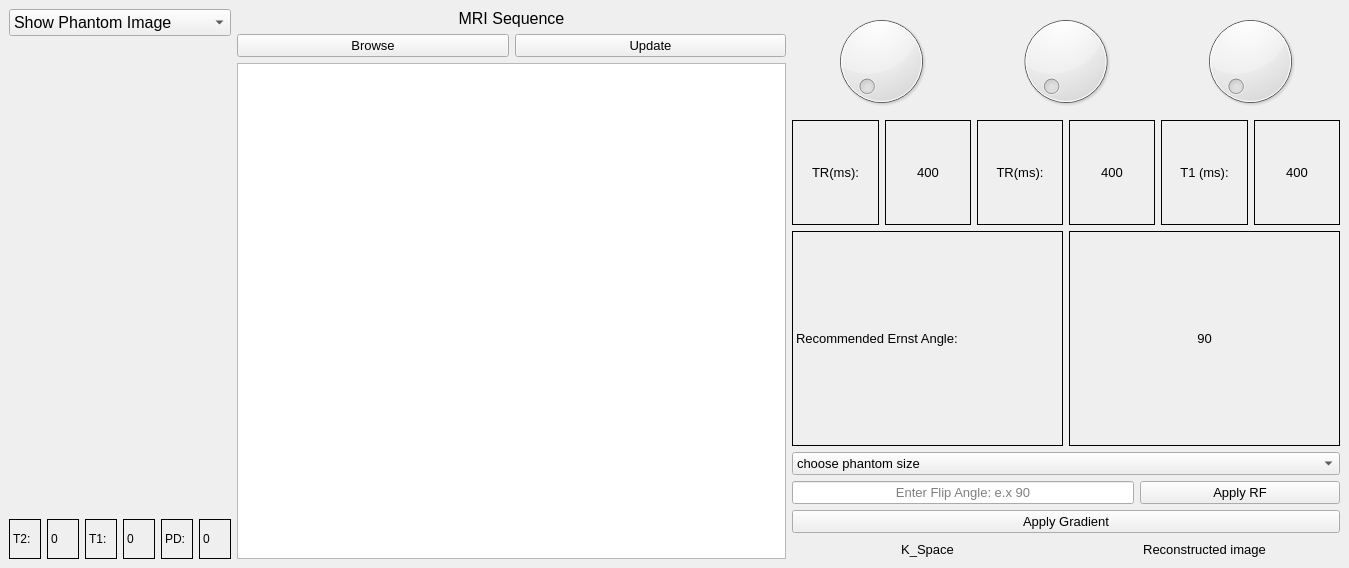
This is mainWindow.ui in Abdelrahmanhassan1/MRI_Simulator_Python as Qt 5 draws it before an edit. The edited form follows.
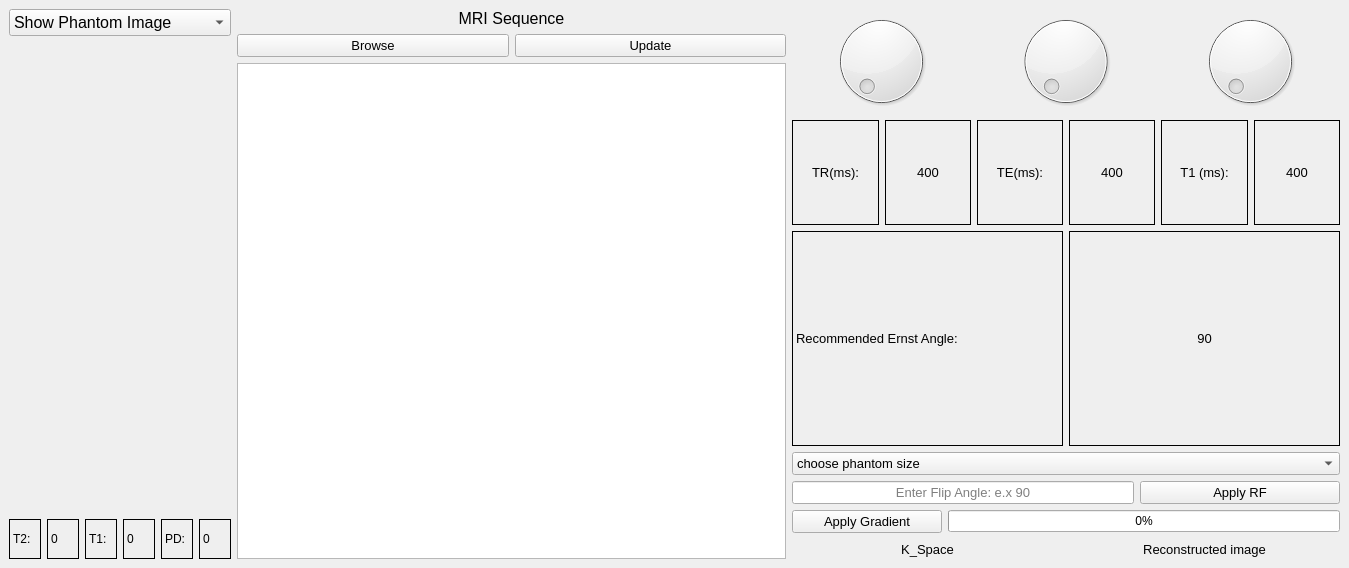
This is the edited form. Custom widgets are drawn as their Qt base class.

```diff
--- a/mainWindow.ui
+++ b/mainWindow.ui
@@ -188,8 +188,6 @@
        </layout>
       </item>
       <item>
-       <layout class="QHBoxLayout" name="horizontalLayout_12">
-        <item>
          <layout class="QVBoxLayout" name="verticalLayout_3">
           <item>
            <widget class="QLabel" name="label_16">
@@ -375,7 +373,7 @@
                          <string notr="true">border: 1px solid black;</string>
                         </property>
                         <property name="text">
-                         <string>TR(ms):</string>
+                       <string>TE(ms):</string>
                         </property>
                         <property name="alignment">
                          <set>Qt::AlignCenter</set>
@@ -586,7 +584,15 @@
              </layout>
             </item>
             <item>
+           <layout class="QHBoxLayout" name="horizontalLayout_12">
+            <item>
              <widget class="QPushButton" name="pushButton_2">
+              <property name="minimumSize">
+               <size>
+                <width>150</width>
+                <height>0</height>
+               </size>
+              </property>
               <property name="font">
                <font>
                 <pointsize>10</pointsize>
@@ -597,6 +603,15 @@
               </property>
              </widget>
             </item>
+            <item>
+             <widget class="QProgressBar" name="progressBar">
+              <property name="value">
+               <number>0</number>
+              </property>
+             </widget>
+            </item>
+           </layout>
+          </item>
            </layout>
           </item>
           <item>
@@ -666,8 +681,6 @@
               </item>
               <item>
                <layout class="QVBoxLayout" name="verticalLayout_12"/>
-              </item>
-             </layout>
             </item>
            </layout>
           </item>
```
Lines whose indentation alone changed are shown as unchanged.
